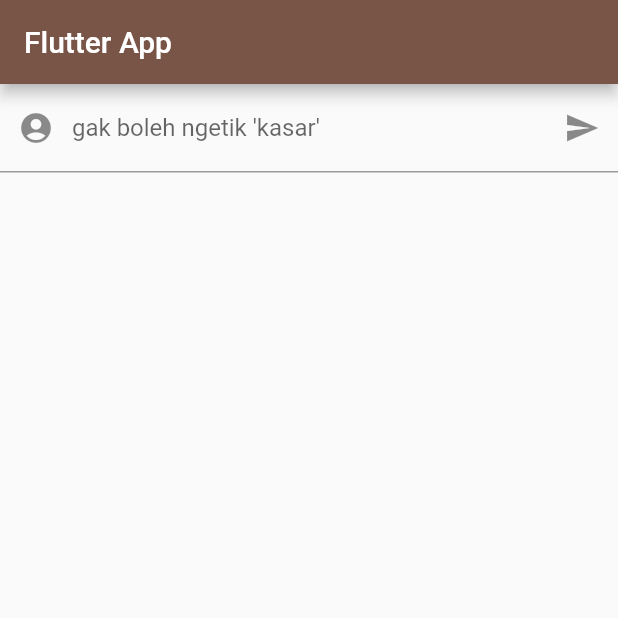
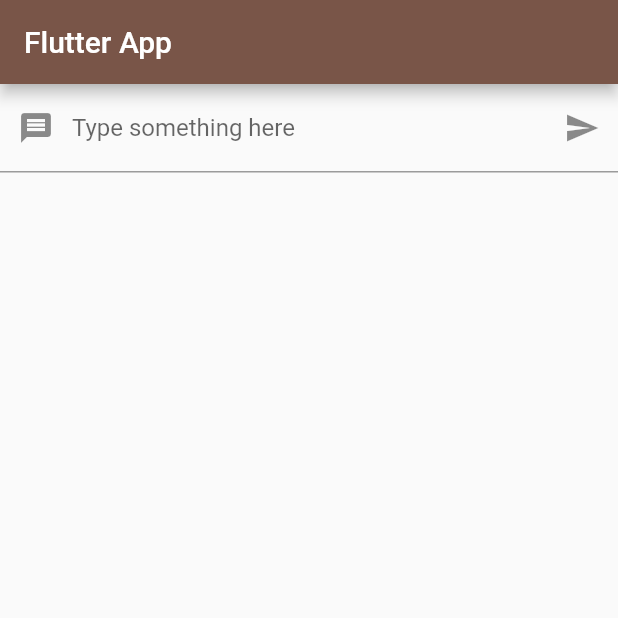
Before and after one commit to Syaroful/my_first_flutter_app, a Flutter app: the screen it shows after launch, on a phone screen of 412 x 824 dp, the top half of it. Run offline on Flutter 3.47's test engine with Material 2 defaults, Android fonts, the phone set to English and light mode, and no system bars.

Commit message:
now it works and im very happpy😁

```diff
--- a/lib/main.dart
+++ b/lib/main.dart
@@ -32,7 +32,7 @@ class _MyHomePageState extends State<MyHomePage> {
 
   void changeText(String text) {
     setState(() {
-      text = text;
+      this.text = text;
     });
   }
 
@@ -43,7 +43,7 @@ class _MyHomePageState extends State<MyHomePage> {
           title: const Text('Flutter App'),
         ),
         body: Column(
-          children: [
+          children: <Widget>[
             TextInputWidget(changeText),
             Text(
               text,
@@ -56,7 +56,7 @@ class _MyHomePageState extends State<MyHomePage> {
 class TextInputWidget extends StatefulWidget {
   final Function(String) callback;
 
-  const TextInputWidget(this.callback, {super.key});
+  TextInputWidget(this.callback);
 
   @override
   State<TextInputWidget> createState() => _TextInputWidgetState();
@@ -81,12 +81,12 @@ class _TextInputWidgetState extends State<TextInputWidget> {
     return TextField(
       controller: controller,
       decoration: InputDecoration(
-        prefixIcon: const Icon(Icons.account_circle_rounded),
-        labelText: "gak boleh ngetik 'kasar'",
+        prefixIcon: const Icon(Icons.message),
+        labelText: "Type something here",
         suffixIcon: IconButton(
-          splashColor: Colors.yellow,
           icon: const Icon(Icons.send),
-          tooltip: "Post",
+          splashColor: Colors.brown,
+          tooltip: "post message",
           onPressed: click,
         ),
       ),
```
